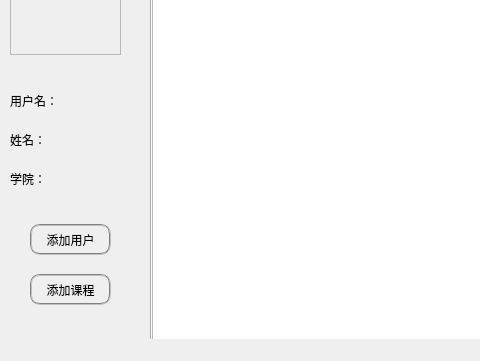
Qt form source/client/mainwindow_admin.ui (laddie132/Academic-Management-System-Demo) before a commit; both pictures show x 0 to 480 and y 139 to 500 of the 800 by 500 pixel window.
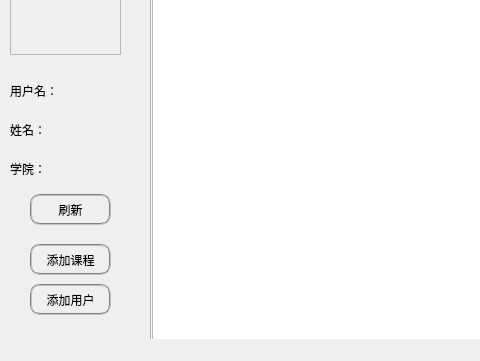
The same form after that commit. Icons and pictures are not drawn.

Commit message: Finish the Admin funtion

The edit to the form file:
```diff
--- a/source/client/mainwindow_admin.ui
+++ b/source/client/mainwindow_admin.ui
@@ -236,7 +236,7 @@
     <property name="geometry">
      <rect>
       <x>10</x>
-      <y>200</y>
+      <y>190</y>
       <width>141</width>
       <height>131</height>
      </rect>
@@ -347,7 +347,7 @@
     <property name="geometry">
      <rect>
       <x>30</x>
-      <y>340</y>
+      <y>400</y>
       <width>81</width>
       <height>31</height>
      </rect>
@@ -363,7 +363,7 @@
     <property name="geometry">
      <rect>
       <x>30</x>
-      <y>390</y>
+      <y>360</y>
       <width>81</width>
       <height>31</height>
      </rect>
@@ -394,6 +394,23 @@
      <enum>QFrame::Raised</enum>
     </property>
    </widget>
+   <widget class="QPushButton" name="flush_btn">
+    <property name="geometry">
+     <rect>
+      <x>30</x>
+      <y>310</y>
+      <width>81</width>
+      <height>31</height>
+     </rect>
+    </property>
+    <property name="styleSheet">
+     <string notr="true">border:2px groove gray;border-radius:10px;padding:2px 4px;
+font: 25 10pt &quot;微软雅黑 Light&quot;;</string>
+    </property>
+    <property name="text">
+     <string>刷新</string>
+    </property>
+   </widget>
   </widget>
   <widget class="QMenuBar" name="menubar">
    <property name="geometry">
```
The commit also changes 28 other files.
